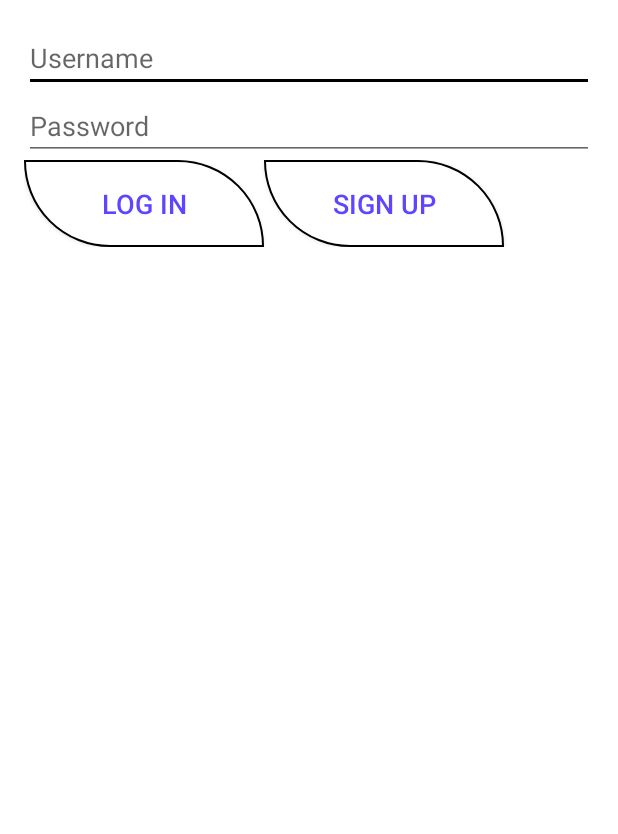
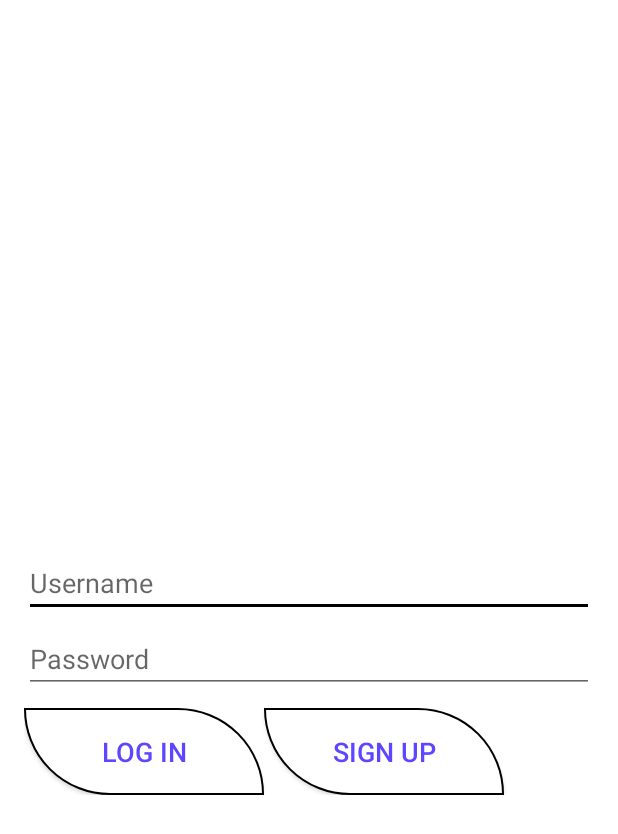
Before and after one commit to alexwhit/Mobile-Crowdworking, an Android app: the screen it shows after launch (MainActivity), on a phone screen of 412 x 824 dp. Shown: the top 834 px of the screen. Run offline under Robolectric (Android 15) with nearby library versions, the phone set to English and light mode, and no system bars; libraries missing offline, so code that uses them is left out: com.parse; 5 statements that could not run were skipped.

Commit message:
Main Activity Layout text boxes and buttons layout adjustment

```diff
--- a/M-Crowdsourcing/app/src/main/res/layout/activity_main.xml
+++ b/M-Crowdsourcing/app/src/main/res/layout/activity_main.xml
@@ -14,13 +14,16 @@
         android:layout_height="match_parent">
 
         <LinearLayout android:id="@+id/email_login_form" android:layout_width="match_parent"
-            android:layout_height="wrap_content" android:orientation="vertical">
+            android:layout_height="wrap_content" android:orientation="vertical"
+            android:layout_marginTop="350dp">
 
             <AutoCompleteTextView android:id="@+id/username" android:layout_width="match_parent"
                 android:layout_height="wrap_content" android:hint="@string/prompt_username"
                 android:inputType="textEmailAddress" android:maxLines="1"
                 android:singleLine="true"
-                android:textColor="@color/entry_text"/>
+                android:textColor="@color/entry_text"
+
+                />
 
             <EditText android:id="@+id/password" android:layout_width="match_parent"
                 android:layout_height="wrap_content" android:hint="@string/prompt_password"
@@ -28,12 +31,14 @@
                 android:imeActionLabel="@string/action_sign_in_short"
                 android:imeOptions="actionUnspecified" android:inputType="textPassword"
                 android:maxLines="1" android:singleLine="true"
-                android:textColor="@color/entry_text"/>
+                android:textColor="@color/entry_text"
+                android:layout_marginTop="5dp"/>
 
 
         <LinearLayout android:orientation="horizontal"
             android:layout_width="fill_parent"
-            android:layout_height="wrap_content">
+            android:layout_height="wrap_content"
+            android:layout_marginTop="10dp">
             <Button
                 android:id="@+id/LogInButton"
 
```
